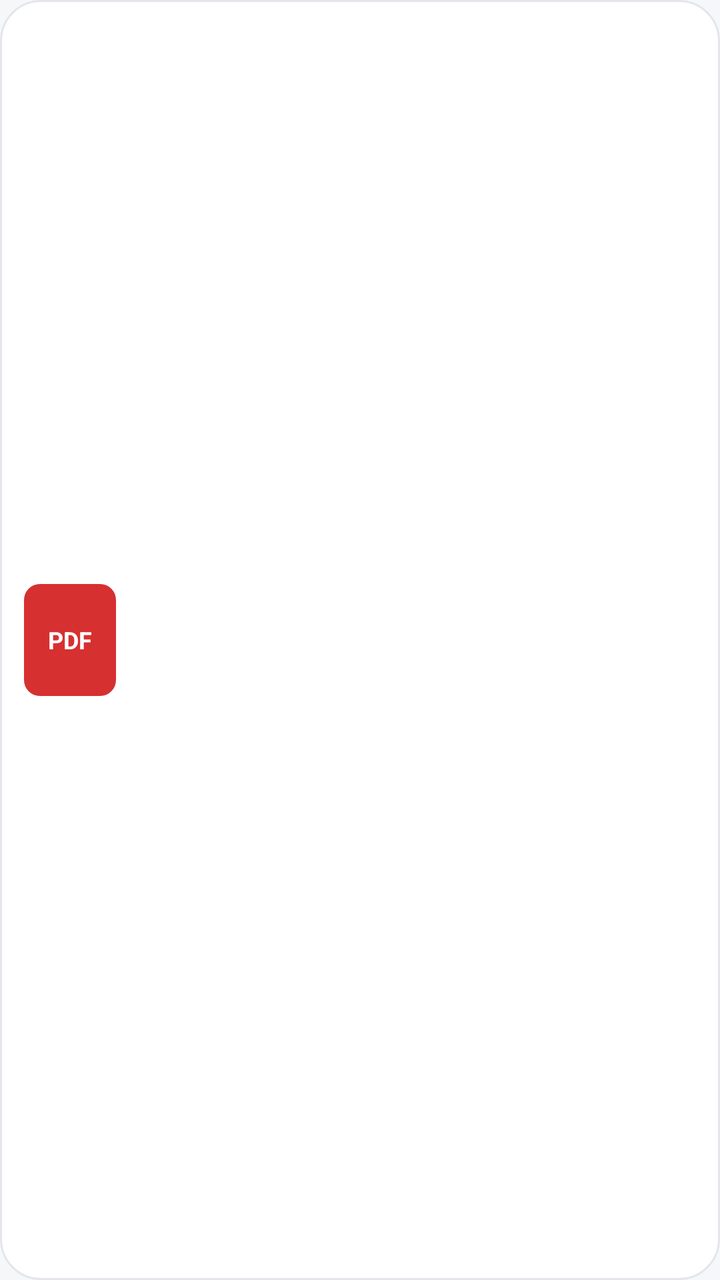
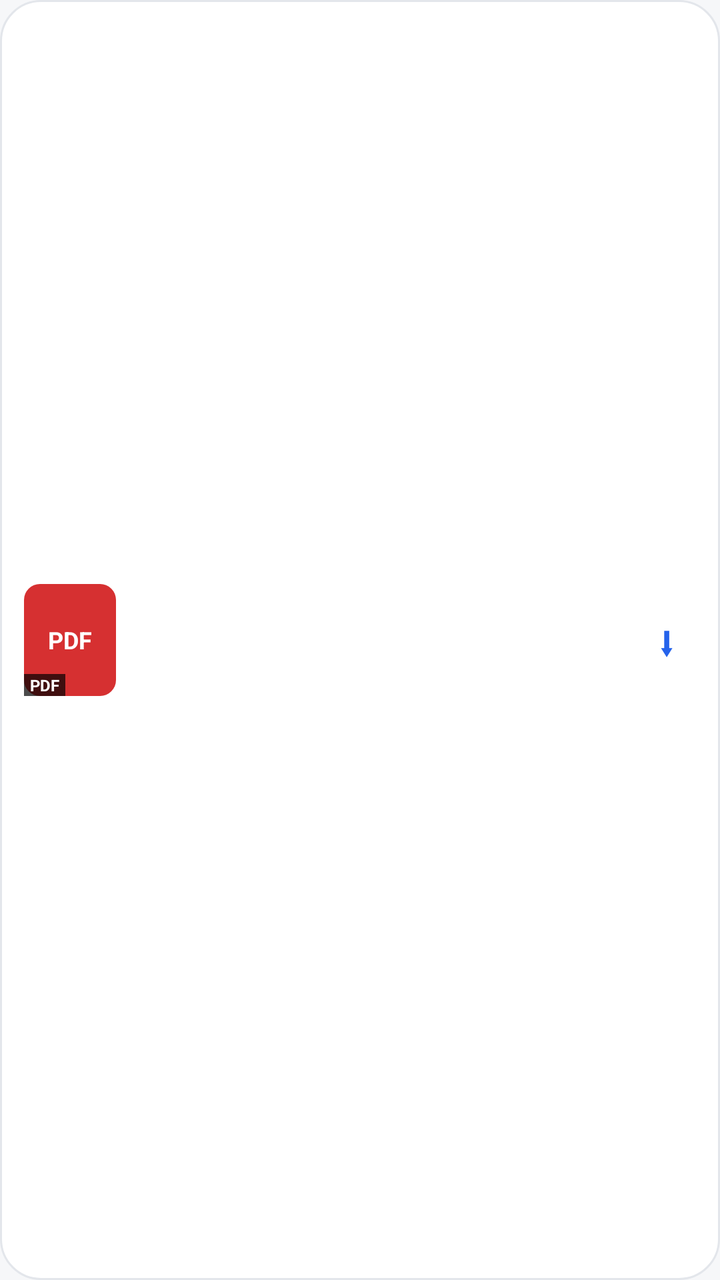

Screens rendered from an Android XML layout before and after an edit, with the pre-edit source and the edit as a unified diff.
<!-- AndroidManifest.xml: application theme Theme.Index -->
<!-- res/layout/item_file.xml -->
<?xml version="1.0" encoding="utf-8"?>
<LinearLayout xmlns:android="http://schemas.android.com/apk/res/android"
    android:layout_width="match_parent"
    android:layout_height="wrap_content"
    android:layout_marginTop="8dp"
    android:background="@drawable/bg_card"
    android:gravity="center_vertical"
    android:orientation="horizontal"
    android:padding="12dp">

    <TextView
        android:id="@+id/tvFileBadge"
        android:layout_width="46dp"
        android:layout_height="56dp"
        android:background="@drawable/bg_badge_pdf"
        android:gravity="center"
        android:text="PDF"
        android:textColor="@color/white"
        android:textSize="12sp"
        android:textStyle="bold" />

    <LinearLayout
        android:layout_width="0dp"
        android:layout_height="wrap_content"
        android:layout_marginStart="12dp"
        android:layout_weight="1"
        android:orientation="vertical">

        <LinearLayout
            android:layout_width="match_parent"
            android:layout_height="wrap_content"
            android:orientation="horizontal">

            <TextView
                android:id="@+id/tvFileTitle"
                android:layout_width="0dp"
                android:layout_height="wrap_content"
                android:layout_weight="1"
                android:ellipsize="end"
                android:maxLines="1"
                android:textColor="@color/on_surface"
                android:textSize="15sp"
                android:textStyle="bold" />

            <TextView
                android:id="@+id/tvFilePinned"
                android:layout_width="wrap_content"
                android:layout_height="wrap_content"
                android:layout_marginStart="6dp"
                android:text="PINNED"
                android:textColor="@color/primary"
                android:textSize="10sp"
                android:textStyle="bold"
                android:visibility="gone" />
        </LinearLayout>

        <TextView
            android:id="@+id/tvFileMeta"
            android:layout_width="wrap_content"
            android:layout_height="wrap_content"
            android:layout_marginTop="2dp"
            android:textColor="@color/muted"
            android:textSize="12sp" />

        
        <TextView
            android:id="@+id/tvFileNote"
            android:layout_width="wrap_content"
            android:layout_height="wrap_content"
            android:layout_marginTop="4dp"
            android:textColor="@color/on_surface"
            android:textSize="13sp"
            android:visibility="gone" />
    </LinearLayout>
</LinearLayout>
<!-- resources referenced by this layout -->
<resources>
  <color name="muted">#6E7787</color>
  <color name="on_surface">#121826</color>
  <color name="primary">#2563EB</color>
  <color name="white">#FFFFFF</color>
  <!-- drawable bg_badge_pdf (drawable) -->
  <?xml version="1.0" encoding="utf-8"?>
  <shape xmlns:android="http://schemas.android.com/apk/res/android" android:shape="rectangle">
      <corners android:radius="8dp" />
      <solid android:color="@color/pdf_red" />
  </shape>
  <!-- drawable bg_card (drawable) -->
  <?xml version="1.0" encoding="utf-8"?>
  <shape xmlns:android="http://schemas.android.com/apk/res/android" android:shape="rectangle">
      <corners android:radius="20dp" />
      <solid android:color="@color/surface" />
      <stroke android:width="1dp" android:color="@color/divider" />
  </shape>
  <style name="Theme.Index" parent="Theme.MaterialComponents.DayNight.NoActionBar">
          <item name="colorPrimary">@color/primary</item>
          <item name="colorPrimaryVariant">@color/primary_dark</item>
          <item name="colorAccent">@color/primary</item>
          <item name="android:windowBackground">@color/background</item>
          <item name="android:statusBarColor">@color/background</item>
          <item name="android:navigationBarColor">@color/surface</item>
      </style>
  <color name="pdf_red">#D63031</color>
  <color name="surface">#FFFFFF</color>
  <color name="divider">#E3E6EB</color>
  <color name="primary_dark">#1D4ED8</color>
  <color name="background">#F6F7F9</color>
</resources>

<!-- the commit's change to res/layout/item_file.xml (unified diff, before → after) -->
@@ -8,16 +8,42 @@
     android:orientation="horizontal"
     android:padding="12dp">
 
-    <TextView
-        android:id="@+id/tvFileBadge"
+    
+    <FrameLayout
         android:layout_width="46dp"
-        android:layout_height="56dp"
-        android:background="@drawable/bg_badge_pdf"
-        android:gravity="center"
-        android:text="PDF"
-        android:textColor="@color/white"
-        android:textSize="12sp"
-        android:textStyle="bold" />
+        android:layout_height="56dp">
+
+        <TextView
+            android:id="@+id/tvFileFallback"
+            android:layout_width="match_parent"
+            android:layout_height="match_parent"
+            android:background="@drawable/bg_badge_pdf"
+            android:gravity="center"
+            android:text="PDF"
+            android:textColor="@color/white"
+            android:textSize="12sp"
+            android:textStyle="bold" />
+
+        <ImageView
+            android:id="@+id/ivFileThumb"
+            android:layout_width="match_parent"
+            android:layout_height="match_parent"
+            android:contentDescription="File preview"
+            android:scaleType="centerCrop" />
+
+        <TextView
+            android:id="@+id/tvFileChip"
+            android:layout_width="wrap_content"
+            android:layout_height="wrap_content"
+            android:layout_gravity="bottom|start"
+            android:background="#B3000000"
+            android:paddingStart="3dp"
+            android:paddingEnd="3dp"
+            android:text="PDF"
+            android:textColor="@color/white"
+            android:textSize="8sp"
+            android:textStyle="bold" />
+    </FrameLayout>
 
     <LinearLayout
         android:layout_width="0dp"
@@ -72,4 +98,15 @@
             android:textSize="13sp"
             android:visibility="gone" />
     </LinearLayout>
+
+    
+    <TextView
+        android:id="@+id/btnFileDownload"
+        android:layout_width="wrap_content"
+        android:layout_height="wrap_content"
+        android:padding="10dp"
+        android:text="⬇"
+        android:textColor="@color/primary"
+        android:textSize="19sp"
+        android:textStyle="bold" />
 </LinearLayout>
